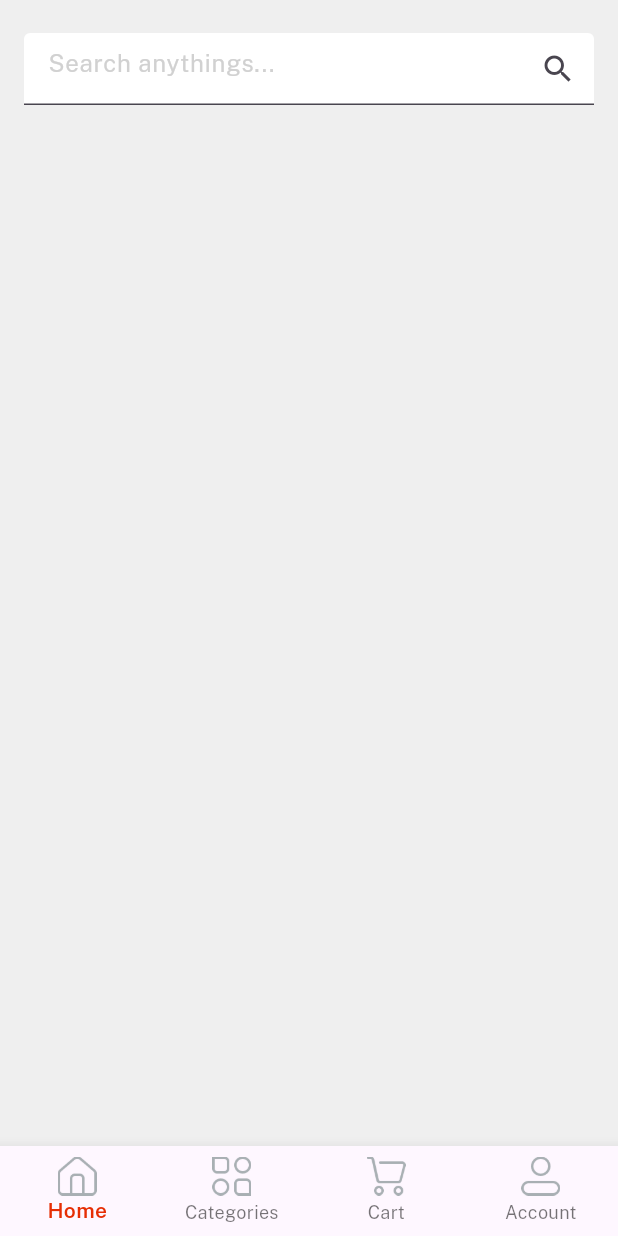
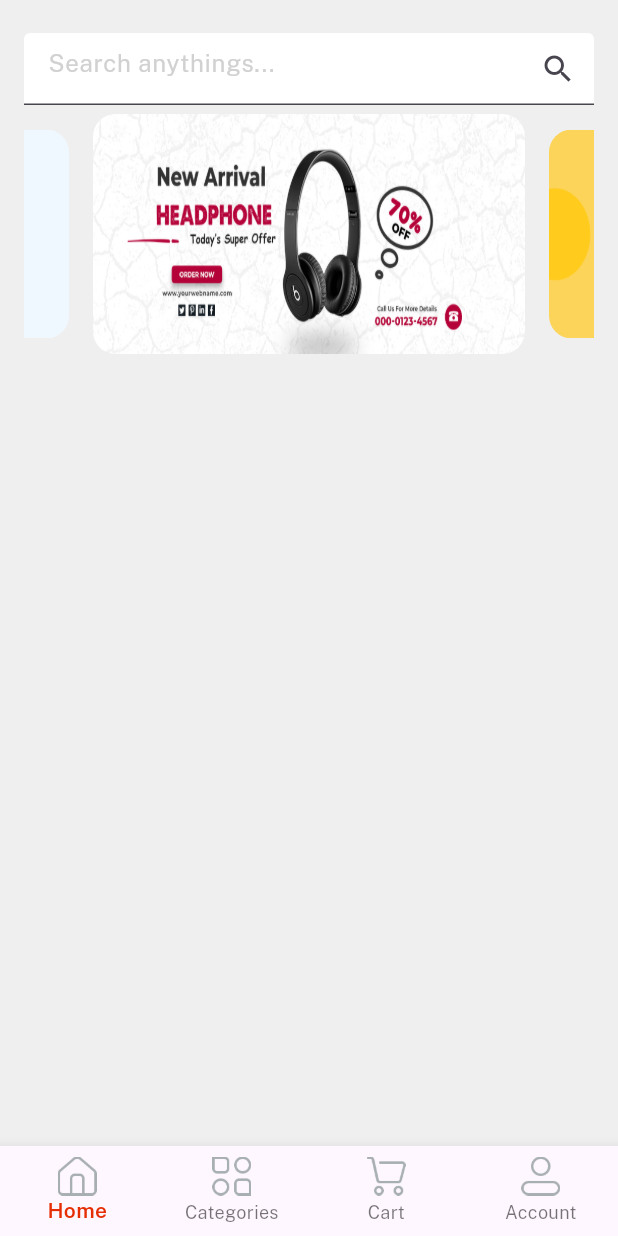
Before and after one commit to Shamimkhan1406/e_commerce_app, a Flutter app: the Home screen opened directly, on a phone screen of 412 x 824 dp. Run offline on Flutter 3.47's test engine with Material 3 defaults, Android fonts, the phone set to English and light mode, and no system bars; drawn by our look-alikes of velocity_x; our stand-ins replace get.

```diff
--- a/lib/consts/list.dart
+++ b/lib/consts/list.dart
@@ -6,3 +6,5 @@ const socialIconList = [
   icGoogleLogo,
   icTwitterLogo,
 ];
+
+const sliderList = [imgSlider1,imgSlider2,imgSlider3,imgSlider4];
--- a/lib/views/home_screen/home_screen.dart
+++ b/lib/views/home_screen/home_screen.dart
@@ -1,5 +1,5 @@
-
 import 'package:emart_app/consts/consts.dart';
+import 'package:emart_app/consts/list.dart';
 
 class HomeScreen extends StatelessWidget {
   const HomeScreen({super.key});
@@ -18,20 +18,30 @@ class HomeScreen extends StatelessWidget {
               alignment: Alignment.center,
               color: lightGrey,
               height: 60,
-
               child: TextFormField(
                 decoration: const InputDecoration(
-                  suffixIcon: Icon(Icons.search),
-                  filled: true,
-                  fillColor: Colors.white,
-                  hintText: searchanything,
-                  hintStyle: TextStyle(color: textfieldGrey)
-                ),
+                    suffixIcon: Icon(Icons.search),
+                    filled: true,
+                    fillColor: Colors.white,
+                    hintText: searchanything,
+                    hintStyle: TextStyle(color: textfieldGrey)),
               ),
-            )
+            ),
+            //swiper brands
+            VxSwiper.builder(
+              aspectRatio: 16/9,
+              autoPlay: true,
+              height: 160,
+              enlargeCenterPage: true,
+                itemCount: sliderList.length,
+                itemBuilder: (context, index) {
+                  return Image.asset(
+                    sliderList[index],
+                    fit: BoxFit.fill,
+                  ).box.rounded.clip(Clip.antiAlias).margin(const EdgeInsets.symmetric(horizontal: 8)).make();
+                })
           ],
         ),
-
       ),
     );
   }
```
